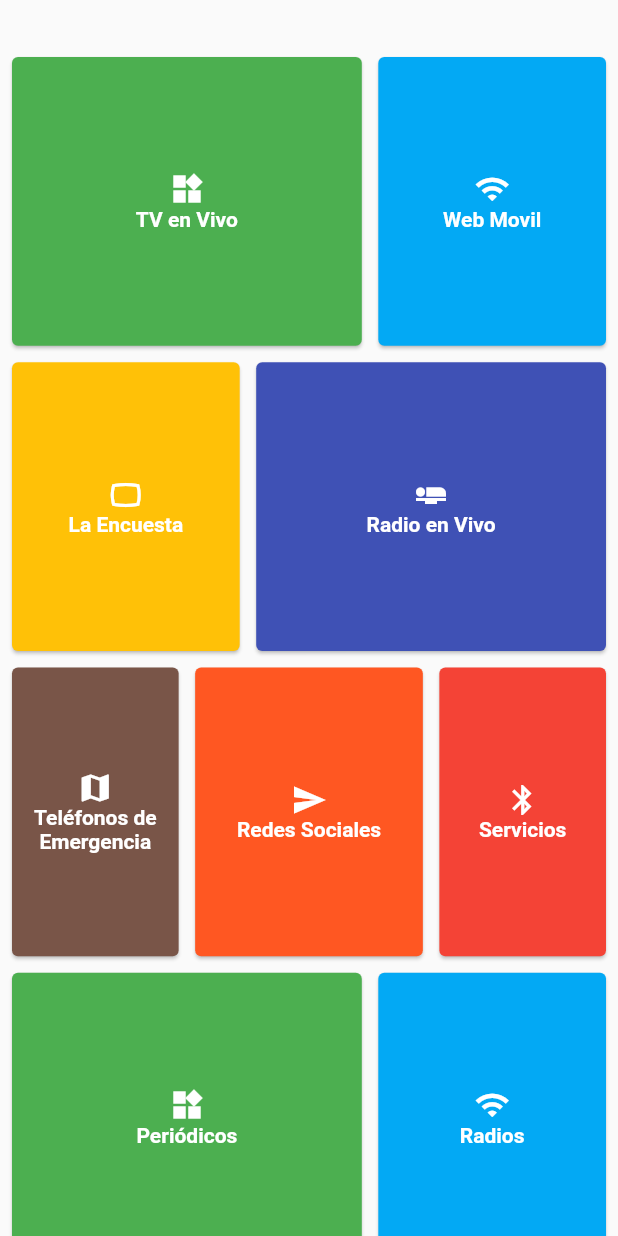
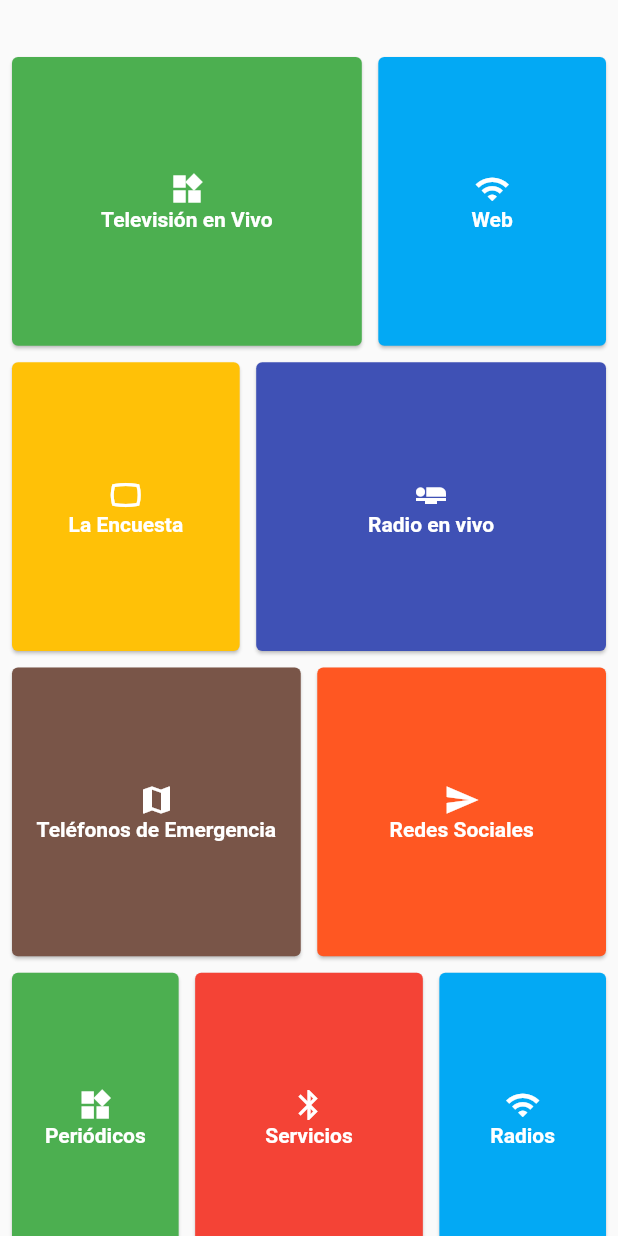
Before and after one commit to Jenny-Ha/cna-app, a Flutter app: the screen it shows after launch, on a phone screen of 412 x 824 dp. Run offline on Flutter 3.47's test engine with Material 2 defaults, Android fonts, the phone set to English and light mode, and no system bars.

Commit message:
#1 1 Grid review

```diff
--- a/lib/screens/home.dart
+++ b/lib/screens/home.dart
@@ -10,23 +10,23 @@ List<StaggeredTile> _staggeredTiles = const <StaggeredTile>[
   const StaggeredTile.count(4, 5),
   const StaggeredTile.count(6, 5),
 
+  const StaggeredTile.count(5, 5),
+  const StaggeredTile.count(5, 5),
+
   const StaggeredTile.count(3, 5),
   const StaggeredTile.count(4, 5),
   const StaggeredTile.count(3, 5),
-
-  const StaggeredTile.count(6, 5),
-  const StaggeredTile.count(4, 5),
 ];
 
 List<Widget> _tiles = const <Widget>[
-  const _ServiceTile(Colors.green, Icons.widgets, "TV en Vivo"),
-  const _ServiceTile(Colors.lightBlue, Icons.wifi, "Web Movil"),
+  const _ServiceTile(Colors.green, Icons.widgets, "Televisión en Vivo"),
+  const _ServiceTile(Colors.lightBlue, Icons.wifi, "Web"),
   const _ServiceTile(Colors.amber, Icons.panorama_wide_angle, "La Encuesta"),
-  const _ServiceTile(Colors.indigo, Icons.airline_seat_flat, "Radio en Vivo"),
+  const _ServiceTile(Colors.indigo, Icons.airline_seat_flat, "Radio en vivo"),
   const _ServiceTile(Colors.brown, Icons.map, "Teléfonos de Emergencia"),
   const _ServiceTile(Colors.deepOrange, Icons.send, "Redes Sociales"),
+  const _ServiceTile(Colors.green, Icons.widgets, "Periódicos"),
   const _ServiceTile(Colors.red, Icons.bluetooth, "Servicios"),
-  const _ServiceTile(Colors.green, Icons.widgets, "Periódicos"),
   const _ServiceTile(Colors.lightBlue, Icons.wifi, "Radios"),
 ];
 
```
Also changed, not shown: pubspec.lock, 1 other file.
